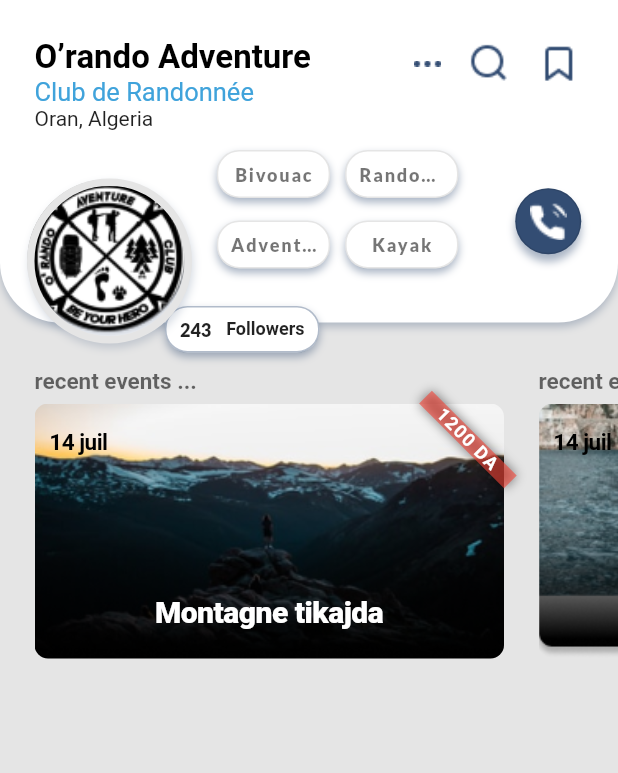
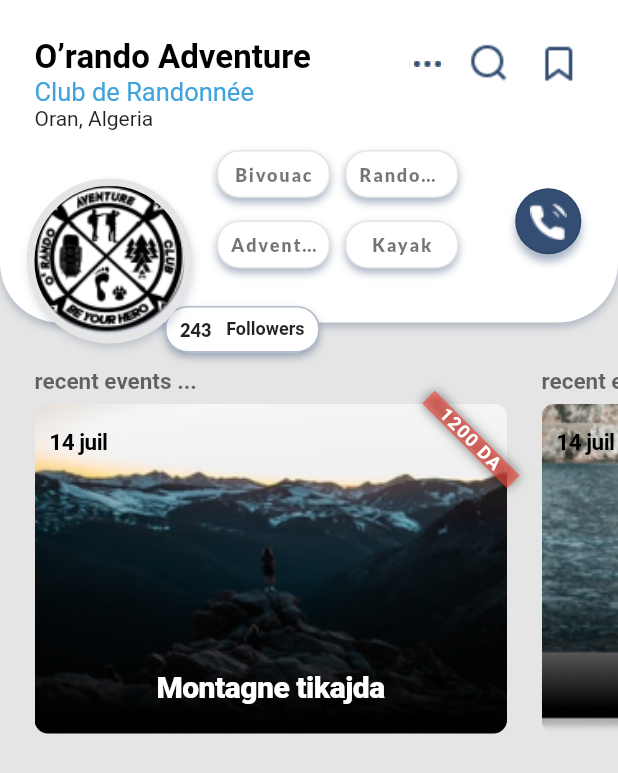
Before and after one commit to toubal77/randolina, a Flutter app: the AgenceProfile widget shown alone on an empty page, opened directly, on a phone screen of 412 x 824 dp. Shown: the top 773 px of the screen. Run offline on Flutter 3.47's test engine with Material 2 defaults, Android fonts, the phone set to English and light mode, and no system bars; our stand-ins replace readmore.

Commit message:
update size image event profile agence

```diff
--- a/lib/screens/profile_agence/agence_profile.dart
+++ b/lib/screens/profile_agence/agence_profile.dart
@@ -32,7 +32,7 @@
           children: [
             HeaderAgence(),
             SizedBox(
-              height: 235,
+              height: 255,
               child: ListView.builder(
                 shrinkWrap: true,
                 scrollDirection: Axis.horizontal,
@@ -71,8 +71,8 @@
                             alignment: Alignment.bottomCenter,
                             children: [
                               Container(
-                                width: 313,
-                                height: 170,
+                                width: 315,
+                                height: 220,
                                 decoration: BoxDecoration(
                                   borderRadius: BorderRadius.circular(9),
                                   image: DecorationImage(
```
